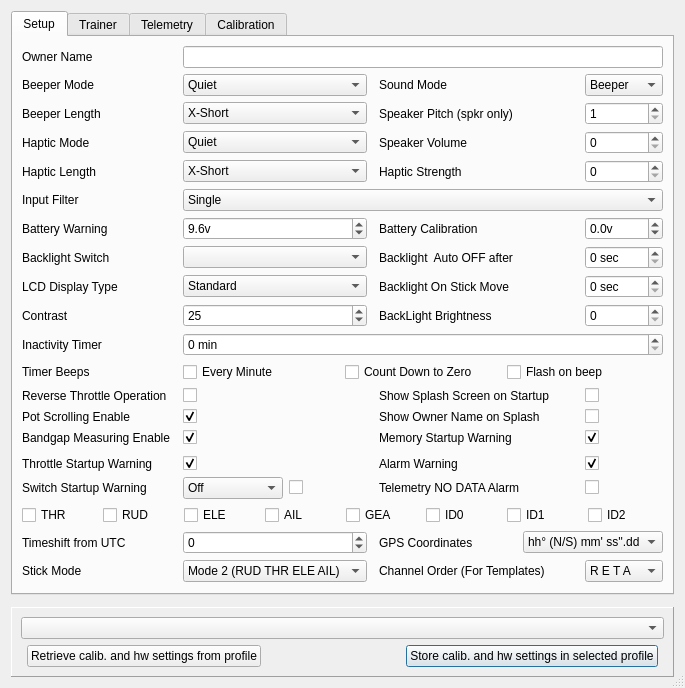
This is src/generaledit.ui in roberto1903/companion9x as Qt 5 draws it before an edit. The edited form follows.
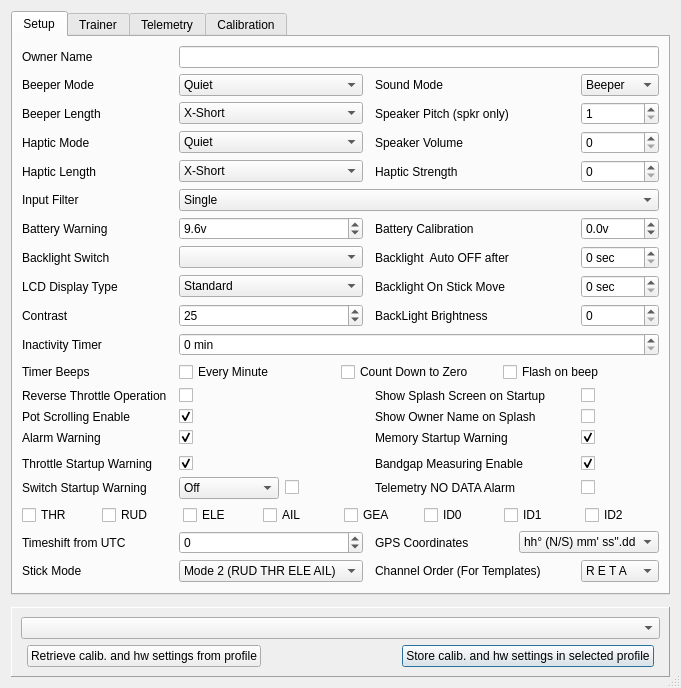
This is the edited form. Icons and pictures are not drawn.

Commit message: Better general setting layout

```diff
--- a/src/generaledit.ui
+++ b/src/generaledit.ui
@@ -6,7 +6,7 @@
    <rect>
     <x>0</x>
     <y>0</y>
-    <width>662</width>
+    <width>656</width>
     <height>661</height>
    </rect>
   </property>
@@ -117,6 +117,19 @@
        <string>Setup</string>
       </attribute>
       <layout class="QGridLayout" name="gridLayout">
+       <item row="33" column="2">
+        <widget class="QSpinBox" name="timezoneSB">
+         <property name="minimum">
+          <number>-14</number>
+         </property>
+         <property name="maximum">
+          <number>12</number>
+         </property>
+         <property name="value">
+          <number>0</number>
+         </property>
+        </widget>
+       </item>
        <item row="21" column="0">
         <widget class="QLabel" name="label_28">
          <property name="text">
@@ -141,7 +154,7 @@
          </property>
         </widget>
        </item>
-       <item row="33" column="4">
+       <item row="34" column="4">
         <widget class="QLabel" name="label_13">
          <property name="text">
           <string>Channel Order (For Templates)</string>
@@ -158,7 +171,7 @@
          </property>
         </widget>
        </item>
-       <item row="33" column="2">
+       <item row="34" column="2">
         <widget class="QComboBox" name="stickmodeCB">
          <property name="toolTip">
           <string/>
@@ -236,13 +249,6 @@
          </item>
         </widget>
        </item>
-       <item row="24" column="0">
-        <widget class="QLabel" name="label_BandGapEnable">
-         <property name="text">
-          <string>Bandgap Measuring Enable</string>
-         </property>
-        </widget>
-       </item>
        <item row="21" column="2" colspan="4">
         <layout class="QHBoxLayout" name="horizontalLayout">
          <item>
@@ -313,16 +319,10 @@
          </property>
         </widget>
        </item>
-       <item row="32" column="2">
-        <widget class="QSpinBox" name="timezoneSB">
-         <property name="minimum">
-          <number>-14</number>
-         </property>
-         <property name="maximum">
-          <number>12</number>
-         </property>
-         <property name="value">
-          <number>0</number>
+       <item row="15" column="4">
+        <widget class="QLabel" name="label_5">
+         <property name="text">
+          <string>Backlight  Auto OFF after</string>
          </property>
         </widget>
        </item>
@@ -428,36 +428,7 @@
          </property>
         </widget>
        </item>
-       <item row="26" column="5">
-        <widget class="QCheckBox" name="alarmwarnChkB">
-         <property name="maximumSize">
-          <size>
-           <width>30</width>
-           <height>16777215</height>
-          </size>
-         </property>
-         <property name="whatsThis">
-          <string>&lt;!DOCTYPE HTML PUBLIC &quot;-//W3C//DTD HTML 4.0//EN&quot; &quot;http://www.w3.org/TR/REC-html40/strict.dtd&quot;&gt;
-&lt;html&gt;&lt;head&gt;&lt;meta name=&quot;qrichtext&quot; content=&quot;1&quot; /&gt;&lt;style type=&quot;text/css&quot;&gt;
-p, li { white-space: pre-wrap; }
-&lt;/style&gt;&lt;/head&gt;&lt;body style=&quot; font-family:'MS Shell Dlg 2'; font-size:8.25pt; font-weight:400; font-style:normal;&quot;&gt;
-&lt;p style=&quot; margin-top:0px; margin-bottom:0px; margin-left:0px; margin-right:0px; -qt-block-indent:0; text-indent:0px;&quot;&gt;&lt;span style=&quot; text-decoration: underline;&quot;&gt;Warnings&lt;/span&gt;&lt;/p&gt;
-&lt;p style=&quot;-qt-paragraph-type:empty; margin-top:0px; margin-bottom:0px; margin-left:0px; margin-right:0px; -qt-block-indent:0; text-indent:0px;&quot;&gt;&lt;/p&gt;
-&lt;p style=&quot; margin-top:0px; margin-bottom:0px; margin-left:0px; margin-right:0px; -qt-block-indent:0; text-indent:0px;&quot;&gt;These will define startup warnings.&lt;/p&gt;
-&lt;p style=&quot; margin-top:0px; margin-bottom:0px; margin-left:0px; margin-right:0px; -qt-block-indent:0; text-indent:0px;&quot;&gt;Throttle warning - will alert if the throttle is not at idle during startup&lt;/p&gt;
-&lt;p style=&quot; margin-top:0px; margin-bottom:0px; margin-left:0px; margin-right:0px; -qt-block-indent:0; text-indent:0px;&quot;&gt;Switch warning - will alert if switches are not in their defaul position&lt;/p&gt;
-&lt;p style=&quot; margin-top:0px; margin-bottom:0px; margin-left:0px; margin-right:0px; -qt-block-indent:0; text-indent:0px;&quot;&gt;Memory warning - will alert if there's not a lot of memory left&lt;/p&gt;
-&lt;p style=&quot; margin-top:0px; margin-bottom:0px; margin-left:0px; margin-right:0px; -qt-block-indent:0; text-indent:0px;&quot;&gt;Silent mode warning - will alert you if the beeper is set to quiet (0)&lt;/p&gt;&lt;/body&gt;&lt;/html&gt;</string>
-         </property>
-         <property name="text">
-          <string/>
-         </property>
-         <property name="checked">
-          <bool>true</bool>
-         </property>
-        </widget>
-       </item>
-       <item row="27" column="2">
+       <item row="28" column="2">
         <layout class="QHBoxLayout" name="horizontalLayout_4">
          <item>
           <widget class="QComboBox" name="swtchWarnCB">
@@ -622,7 +593,7 @@
          </property>
         </widget>
        </item>
-       <item row="25" column="2" colspan="2">
+       <item row="26" column="2" colspan="2">
         <spacer name="horizontalSpacer">
          <property name="orientation">
           <enum>Qt::Horizontal</enum>
@@ -635,7 +606,7 @@
          </property>
         </spacer>
        </item>
-       <item row="31" column="0" colspan="6">
+       <item row="32" column="0" colspan="6">
         <layout class="QHBoxLayout" name="switchMaskLayout">
          <item>
           <widget class="QCheckBox" name="swTHRChkB">
@@ -865,30 +836,7 @@
          </property>
         </widget>
        </item>
-       <item row="24" column="2">
-        <widget class="QCheckBox" name="BandGapEnableChkB">
-         <property name="whatsThis">
-          <string>&lt;!DOCTYPE HTML PUBLIC &quot;-//W3C//DTD HTML 4.0//EN&quot; &quot;http://www.w3.org/TR/REC-html40/strict.dtd&quot;&gt;
-&lt;html&gt;&lt;head&gt;&lt;meta name=&quot;qrichtext&quot; content=&quot;1&quot; /&gt;&lt;style type=&quot;text/css&quot;&gt;
-p, li { white-space: pre-wrap; }
-&lt;/style&gt;&lt;/head&gt;&lt;body style=&quot; font-family:'MS Shell Dlg 2'; font-size:8.25pt; font-weight:400; font-style:normal;&quot;&gt;
-&lt;p style=&quot; margin-top:0px; margin-bottom:0px; margin-left:0px; margin-right:0px; -qt-block-indent:0; text-indent:0px;&quot;&gt;&lt;span style=&quot; text-decoration: underline;&quot;&gt;Warnings&lt;/span&gt;&lt;/p&gt;
-&lt;p style=&quot;-qt-paragraph-type:empty; margin-top:0px; margin-bottom:0px; margin-left:0px; margin-right:0px; -qt-block-indent:0; text-indent:0px;&quot;&gt;&lt;/p&gt;
-&lt;p style=&quot; margin-top:0px; margin-bottom:0px; margin-left:0px; margin-right:0px; -qt-block-indent:0; text-indent:0px;&quot;&gt;These will define startup warnings.&lt;/p&gt;
-&lt;p style=&quot; margin-top:0px; margin-bottom:0px; margin-left:0px; margin-right:0px; -qt-block-indent:0; text-indent:0px;&quot;&gt;Throttle warning - will alert if the throttle is not at idle during startup&lt;/p&gt;
-&lt;p style=&quot; margin-top:0px; margin-bottom:0px; margin-left:0px; margin-right:0px; -qt-block-indent:0; text-indent:0px;&quot;&gt;Switch warning - will alert if switches are not in their defaul position&lt;/p&gt;
-&lt;p style=&quot; margin-top:0px; margin-bottom:0px; margin-left:0px; margin-right:0px; -qt-block-indent:0; text-indent:0px;&quot;&gt;Memory warning - will alert if there's not a lot of memory left&lt;/p&gt;
-&lt;p style=&quot; margin-top:0px; margin-bottom:0px; margin-left:0px; margin-right:0px; -qt-block-indent:0; text-indent:0px;&quot;&gt;Silent mode warning - will alert you if the beeper is set to quiet (0)&lt;/p&gt;&lt;/body&gt;&lt;/html&gt;</string>
-         </property>
-         <property name="text">
-          <string/>
-         </property>
-         <property name="checked">
-          <bool>true</bool>
-         </property>
-        </widget>
-       </item>
-       <item row="32" column="4" colspan="2">
+       <item row="33" column="4" colspan="2">
         <layout class="QHBoxLayout" name="gpsFormatLayout">
          <item>
           <widget class="QLabel" name="gpsFormatLabel">
@@ -926,14 +874,14 @@
          </property>
         </widget>
        </item>
-       <item row="32" column="0">
+       <item row="33" column="0">
         <widget class="QLabel" name="label_timezone">
          <property name="text">
           <string>Timeshift from UTC</string>
          </property>
         </widget>
        </item>
-       <item row="33" column="5">
+       <item row="34" column="5">
         <widget class="QComboBox" name="channelorderCB">
          <property name="toolTip">
           <string/>
@@ -1085,7 +1033,7 @@
          </property>
         </widget>
        </item>
-       <item row="33" column="0">
+       <item row="34" column="0">
         <widget class="QLabel" name="label_14">
          <property name="text">
           <string>Stick Mode</string>
@@ -1128,7 +1076,7 @@
          </property>
         </widget>
        </item>
-       <item row="26" column="0">
+       <item row="27" column="0">
         <widget class="QLabel" name="thrwarnLabel">
          <property name="text">
           <string>Throttle Startup Warning</string>
@@ -1142,7 +1090,7 @@
          </property>
         </widget>
        </item>
-       <item row="26" column="2">
+       <item row="27" column="2">
         <widget class="QCheckBox" name="thrwarnChkB">
          <property name="whatsThis">
           <string>&lt;!DOCTYPE HTML PUBLIC &quot;-//W3C//DTD HTML 4.0//EN&quot; &quot;http://www.w3.org/TR/REC-html40/strict.dtd&quot;&gt;
@@ -1168,41 +1116,27 @@
          </property>
         </widget>
        </item>
-       <item row="15" column="4">
-        <widget class="QLabel" name="label_5">
-         <property name="text">
-          <string>Backlight  Auto OFF after</string>
-         </property>
-        </widget>
-       </item>
-       <item row="27" column="0">
+       <item row="28" column="0">
         <widget class="QLabel" name="label_10">
          <property name="text">
           <string>Switch Startup Warning</string>
          </property>
         </widget>
        </item>
-       <item row="27" column="4">
+       <item row="28" column="4">
         <widget class="QLabel" name="label_telalarms">
          <property name="text">
           <string>Telemetry NO DATA Alarm</string>
          </property>
         </widget>
        </item>
-       <item row="27" column="5">
+       <item row="28" column="5">
         <widget class="QCheckBox" name="telalarmsChkB">
          <property name="text">
           <string/>
          </property>
         </widget>
        </item>
-       <item row="26" column="4">
-        <widget class="QLabel" name="label_27">
-         <property name="text">
-          <string>Alarm Warning</string>
-         </property>
-        </widget>
-       </item>
        <item row="17" column="4">
         <widget class="QLabel" name="label_blOnStickMove">
          <property name="text">
@@ -1347,6 +1281,72 @@
          </property>
         </widget>
        </item>
+       <item row="24" column="0">
+        <widget class="QLabel" name="label_27">
+         <property name="text">
+          <string>Alarm Warning</string>
+         </property>
+        </widget>
+       </item>
+       <item row="24" column="2">
+        <widget class="QCheckBox" name="alarmwarnChkB">
+         <property name="maximumSize">
+          <size>
+           <width>30</width>
+           <height>16777215</height>
+          </size>
+         </property>
+         <property name="whatsThis">
+          <string>&lt;!DOCTYPE HTML PUBLIC &quot;-//W3C//DTD HTML 4.0//EN&quot; &quot;http://www.w3.org/TR/REC-html40/strict.dtd&quot;&gt;
+&lt;html&gt;&lt;head&gt;&lt;meta name=&quot;qrichtext&quot; content=&quot;1&quot; /&gt;&lt;style type=&quot;text/css&quot;&gt;
+p, li { white-space: pre-wrap; }
+&lt;/style&gt;&lt;/head&gt;&lt;body style=&quot; font-family:'MS Shell Dlg 2'; font-size:8.25pt; font-weight:400; font-style:normal;&quot;&gt;
+&lt;p style=&quot; margin-top:0px; margin-bottom:0px; margin-left:0px; margin-right:0px; -qt-block-indent:0; text-indent:0px;&quot;&gt;&lt;span style=&quot; text-decoration: underline;&quot;&gt;Warnings&lt;/span&gt;&lt;/p&gt;
+&lt;p style=&quot;-qt-paragraph-type:empty; margin-top:0px; margin-bottom:0px; margin-left:0px; margin-right:0px; -qt-block-indent:0; text-indent:0px;&quot;&gt;&lt;/p&gt;
+&lt;p style=&quot; margin-top:0px; margin-bottom:0px; margin-left:0px; margin-right:0px; -qt-block-indent:0; text-indent:0px;&quot;&gt;These will define startup warnings.&lt;/p&gt;
+&lt;p style=&quot; margin-top:0px; margin-bottom:0px; margin-left:0px; margin-right:0px; -qt-block-indent:0; text-indent:0px;&quot;&gt;Throttle warning - will alert if the throttle is not at idle during startup&lt;/p&gt;
+&lt;p style=&quot; margin-top:0px; margin-bottom:0px; margin-left:0px; margin-right:0px; -qt-block-indent:0; text-indent:0px;&quot;&gt;Switch warning - will alert if switches are not in their defaul position&lt;/p&gt;
+&lt;p style=&quot; margin-top:0px; margin-bottom:0px; margin-left:0px; margin-right:0px; -qt-block-indent:0; text-indent:0px;&quot;&gt;Memory warning - will alert if there's not a lot of memory left&lt;/p&gt;
+&lt;p style=&quot; margin-top:0px; margin-bottom:0px; margin-left:0px; margin-right:0px; -qt-block-indent:0; text-indent:0px;&quot;&gt;Silent mode warning - will alert you if the beeper is set to quiet (0)&lt;/p&gt;&lt;/body&gt;&lt;/html&gt;</string>
+         </property>
+         <property name="text">
+          <string/>
+         </property>
+         <property name="checked">
+          <bool>true</bool>
+         </property>
+        </widget>
+       </item>
+       <item row="27" column="4">
+        <widget class="QLabel" name="label_BandGapEnable">
+         <property name="text">
+          <string>Bandgap Measuring Enable</string>
+         </property>
+        </widget>
+       </item>
+       <item row="27" column="5">
+        <widget class="QCheckBox" name="BandGapEnableChkB">
+         <property name="whatsThis">
+          <string>&lt;!DOCTYPE HTML PUBLIC &quot;-//W3C//DTD HTML 4.0//EN&quot; &quot;http://www.w3.org/TR/REC-html40/strict.dtd&quot;&gt;
+&lt;html&gt;&lt;head&gt;&lt;meta name=&quot;qrichtext&quot; content=&quot;1&quot; /&gt;&lt;style type=&quot;text/css&quot;&gt;
+p, li { white-space: pre-wrap; }
+&lt;/style&gt;&lt;/head&gt;&lt;body style=&quot; font-family:'MS Shell Dlg 2'; font-size:8.25pt; font-weight:400; font-style:normal;&quot;&gt;
+&lt;p style=&quot; margin-top:0px; margin-bottom:0px; margin-left:0px; margin-right:0px; -qt-block-indent:0; text-indent:0px;&quot;&gt;&lt;span style=&quot; text-decoration: underline;&quot;&gt;Warnings&lt;/span&gt;&lt;/p&gt;
+&lt;p style=&quot;-qt-paragraph-type:empty; margin-top:0px; margin-bottom:0px; margin-left:0px; margin-right:0px; -qt-block-indent:0; text-indent:0px;&quot;&gt;&lt;/p&gt;
+&lt;p style=&quot; margin-top:0px; margin-bottom:0px; margin-left:0px; margin-right:0px; -qt-block-indent:0; text-indent:0px;&quot;&gt;These will define startup warnings.&lt;/p&gt;
+&lt;p style=&quot; margin-top:0px; margin-bottom:0px; margin-left:0px; margin-right:0px; -qt-block-indent:0; text-indent:0px;&quot;&gt;Throttle warning - will alert if the throttle is not at idle during startup&lt;/p&gt;
+&lt;p style=&quot; margin-top:0px; margin-bottom:0px; margin-left:0px; margin-right:0px; -qt-block-indent:0; text-indent:0px;&quot;&gt;Switch warning - will alert if switches are not in their defaul position&lt;/p&gt;
+&lt;p style=&quot; margin-top:0px; margin-bottom:0px; margin-left:0px; margin-right:0px; -qt-block-indent:0; text-indent:0px;&quot;&gt;Memory warning - will alert if there's not a lot of memory left&lt;/p&gt;
+&lt;p style=&quot; margin-top:0px; margin-bottom:0px; margin-left:0px; margin-right:0px; -qt-block-indent:0; text-indent:0px;&quot;&gt;Silent mode warning - will alert you if the beeper is set to quiet (0)&lt;/p&gt;&lt;/body&gt;&lt;/html&gt;</string>
+         </property>
+         <property name="text">
+          <string/>
+         </property>
+         <property name="checked">
+          <bool>true</bool>
+         </property>
+        </widget>
+       </item>
       </layout>
      </widget>
      <widget class="QWidget" name="tabTrainer">
```
Left out of the diff: 2 changed lines with no effect on the pictures.
